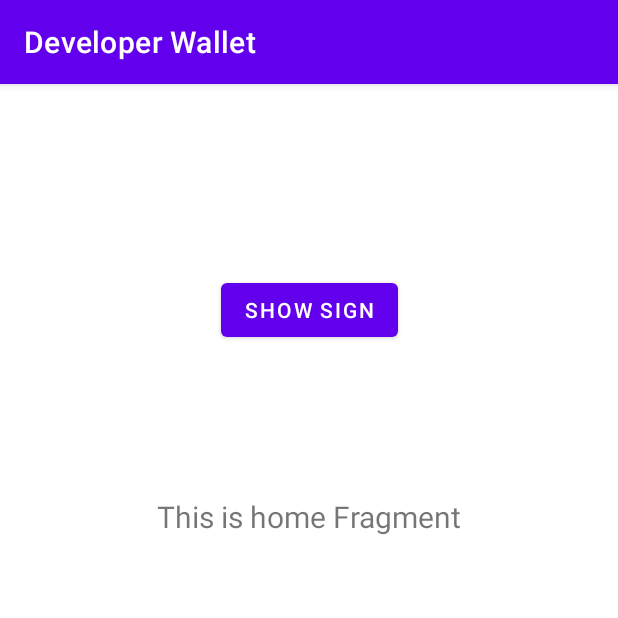
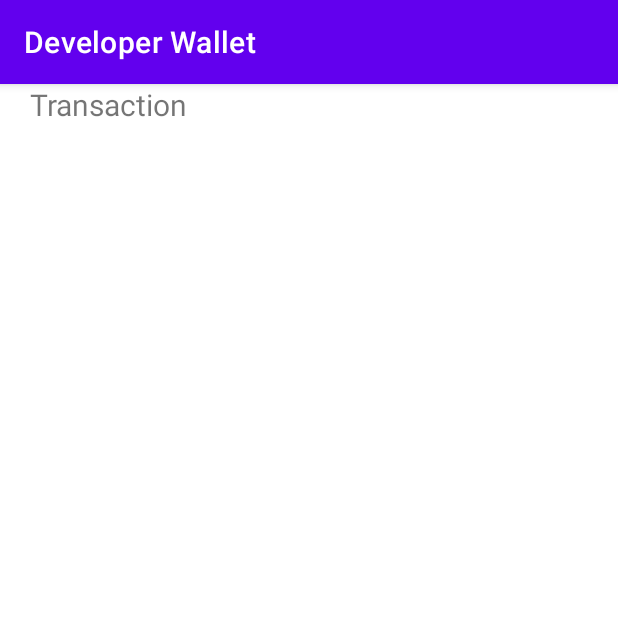
Before and after one commit to tesseract-one/dev-wallet, an Android app: the SignActivity screen opened directly, with no data from a screen before it, on a phone screen of 412 x 824 dp, the top half of it. Run offline under Robolectric (Android 15) with nearby library versions, the phone set to English and light mode, and no system bars; our stand-ins replace data binding.

Commit message:
Added TestSign fragment

```diff
--- a/android/src/main/java/one/tesseract/devwallet/ui/sign/SignActivity.kt
+++ b/android/src/main/java/one/tesseract/devwallet/ui/sign/SignActivity.kt
@@ -7,6 +7,7 @@ import androidx.fragment.app.commit
 
 import one.tesseract.devwallet.R
 import one.tesseract.devwallet.ui.settings.home.HomeFragment
+import one.tesseract.devwallet.ui.sign.fragments.test.TestSignFragment
 
 class SignActivity : AppCompatActivity() {
     override fun onCreate(savedInstanceState: Bundle?) {
@@ -15,7 +16,7 @@ class SignActivity : AppCompatActivity() {
         if(savedInstanceState == null) {
             supportFragmentManager.commit {
                 setReorderingAllowed(true) //must be here. otherwise compat mode
-                replace(R.id.transactionFragmentContainerView, HomeFragment())
+                replace(R.id.transactionFragmentContainerView, TestSignFragment())
             }
         }
 
--- /dev/null
+++ b/android/src/main/java/one/tesseract/devwallet/ui/sign/fragments/test/TestSignFragment.kt
@@ -0,0 +1,38 @@
+package one.tesseract.devwallet.ui.sign.fragments.test
+
+import androidx.lifecycle.ViewModelProvider
+import android.os.Bundle
+import androidx.fragment.app.Fragment
+import android.view.LayoutInflater
+import android.view.View
+import android.view.ViewGroup
+import one.tesseract.devwallet.databinding.FragmentTestSignBinding
+
+class TestSignFragment : Fragment() {
+    private var _binding: FragmentTestSignBinding? = null
+
+    // This property is only valid between onCreateView and
+    // onDestroyView.
+    private val binding get() = _binding!!
+
+    override fun onCreateView(
+        inflater: LayoutInflater,
+        container: ViewGroup?,
+        savedInstanceState: Bundle?
+    ): View {
+        val viewModel = ViewModelProvider(this).get(TestSignViewModel::class.java)
+
+        _binding = FragmentTestSignBinding.inflate(inflater, container, false)
+        binding.model = viewModel
+        binding.lifecycleOwner = this
+
+        //here
+
+        return binding.root
+    }
+
+    override fun onDestroyView() {
+        super.onDestroyView()
+        _binding = null
+    }
+}
--- /dev/null
+++ b/android/src/main/java/one/tesseract/devwallet/ui/sign/fragments/test/TestSignViewModel.kt
@@ -0,0 +1,12 @@
+package one.tesseract.devwallet.ui.sign.fragments.test
+
+import androidx.lifecycle.LiveData
+import androidx.lifecycle.MutableLiveData
+import androidx.lifecycle.ViewModel
+
+class TestSignViewModel : ViewModel() {
+    private val _transaction = MutableLiveData<String>().apply {
+        value = "Transaction"
+    }
+    val transaction: LiveData<String> = _transaction
+}
--- /dev/null
+++ b/android/src/main/res/layout/fragment_test_sign.xml
@@ -0,0 +1,30 @@
+<?xml version="1.0" encoding="utf-8"?>
+<layout xmlns:android="http://schemas.android.com/apk/res/android"
+    xmlns:app="http://schemas.android.com/apk/res-auto"
+    xmlns:tools="http://schemas.android.com/tools">
+
+    <data>
+        <variable name="model" type="one.tesseract.devwallet.ui.sign.fragments.test.TestSignViewModel" />
+    </data>
+
+    <androidx.constraintlayout.widget.ConstraintLayout
+        android:layout_width="match_parent"
+        android:layout_height="match_parent"
+        tools:context=".ui.sign.fragments.test.TestSignFragment">
+
+        <TextView
+            android:id="@+id/label_signature"
+            android:layout_width="match_parent"
+            android:layout_height="wrap_content"
+            android:layout_marginStart="20dp"
+            android:layout_marginEnd="20dp"
+            android:text="@{model.transaction}"
+            android:textAlignment="viewStart"
+            android:textSize="20sp"
+            app:layout_constraintEnd_toEndOf="parent"
+            app:layout_constraintStart_toStartOf="parent"
+            app:layout_constraintTop_toTopOf="parent"
+            />
+
+    </androidx.constraintlayout.widget.ConstraintLayout>
+</layout>
```
